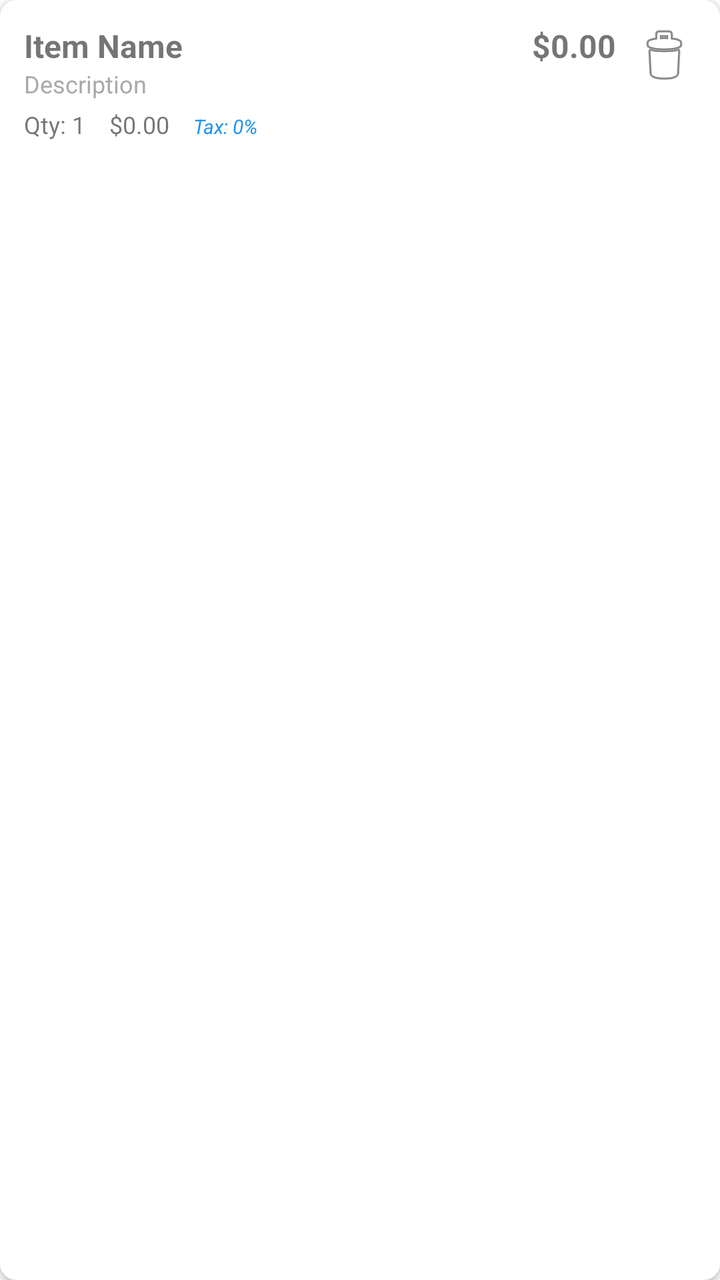
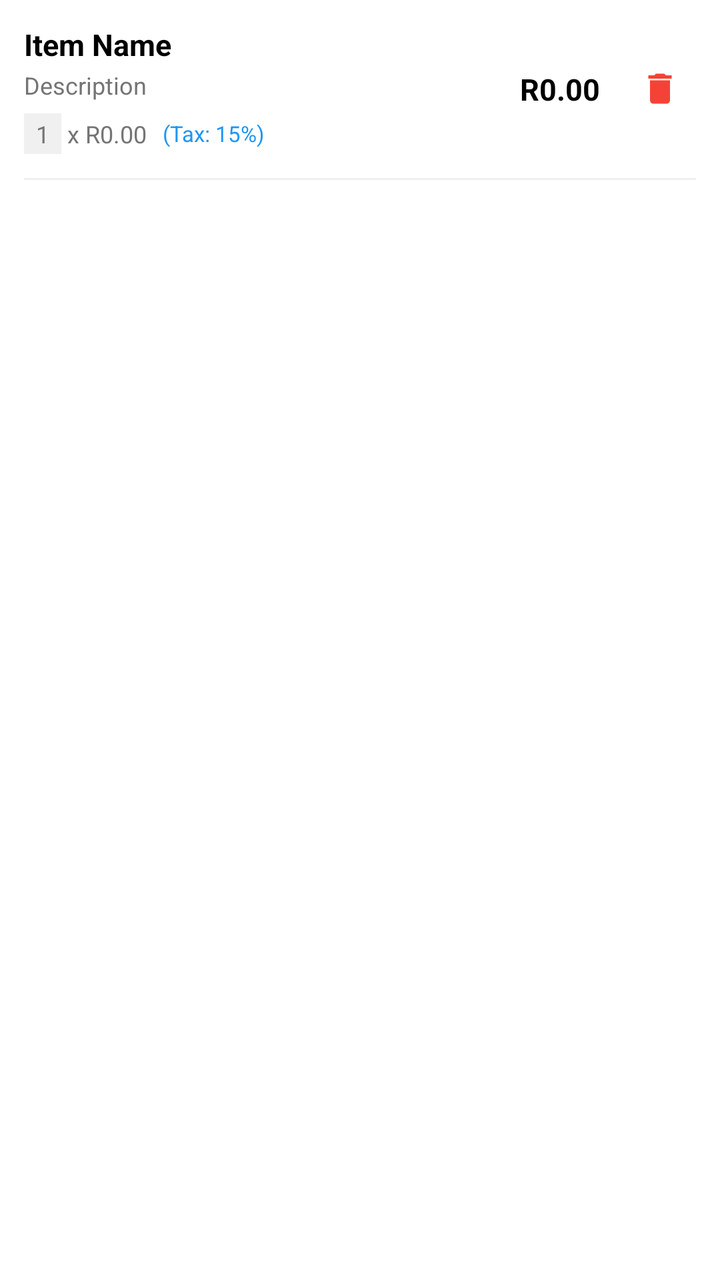

The first picture is an Android layout as it rendered before a commit; the second is the same layout after the commit. The layout source and the unified diff follow.
<!-- AndroidManifest.xml: application theme Theme.InvoiceApp -->
<!-- res/layout/item_invoice_item.xml -->
<?xml version="1.0" encoding="utf-8"?>
<androidx.cardview.widget.CardView xmlns:android="http://schemas.android.com/apk/res/android"
    xmlns:app="http://schemas.android.com/apk/res-auto"
    android:layout_width="match_parent"
    android:layout_height="wrap_content"
    android:layout_marginBottom="8dp"
    app:cardCornerRadius="8dp"
    app:cardElevation="2dp">

    <LinearLayout
        android:layout_width="match_parent"
        android:layout_height="wrap_content"
        android:orientation="vertical"
        android:padding="12dp">

        <LinearLayout
            android:layout_width="match_parent"
            android:layout_height="wrap_content"
            android:orientation="horizontal">

            <LinearLayout
                android:layout_width="0dp"
                android:layout_height="wrap_content"
                android:layout_weight="1"
                android:orientation="vertical">

                <TextView
                    android:id="@+id/tvItemName"
                    android:layout_width="wrap_content"
                    android:layout_height="wrap_content"
                    android:text="Item Name"
                    android:textSize="16sp"
                    android:textStyle="bold" />

                <TextView
                    android:id="@+id/tvDescription"
                    android:layout_width="wrap_content"
                    android:layout_height="wrap_content"
                    android:text="Description"
                    android:textSize="12sp"
                    android:textColor="@android:color/darker_gray" />

                <LinearLayout
                    android:layout_width="wrap_content"
                    android:layout_height="wrap_content"
                    android:layout_marginTop="4dp"
                    android:orientation="horizontal">

                    <TextView
                        android:id="@+id/tvQuantity"
                        android:layout_width="wrap_content"
                        android:layout_height="wrap_content"
                        android:text="Qty: 1"
                        android:textSize="12sp"
                        android:layout_marginEnd="12dp" />

                    <TextView
                        android:id="@+id/tvUnitPrice"
                        android:layout_width="wrap_content"
                        android:layout_height="wrap_content"
                        android:text="$0.00"
                        android:textSize="12sp"
                        android:layout_marginEnd="12dp" />

                    <TextView
                        android:id="@+id/tvTaxRate"
                        android:layout_width="wrap_content"
                        android:layout_height="wrap_content"
                        android:text="Tax: 0%"
                        android:textSize="10sp"
                        android:textColor="@color/primary"
                        android:textStyle="italic" />

                </LinearLayout>

            </LinearLayout>

            <TextView
                android:id="@+id/tvTotal"
                android:layout_width="wrap_content"
                android:layout_height="wrap_content"
                android:text="$0.00"
                android:textSize="16sp"
                android:textStyle="bold"
                android:layout_marginEnd="8dp" />

            <ImageButton
                android:id="@+id/btnDelete"
                android:layout_width="32dp"
                android:layout_height="32dp"
                android:src="@android:drawable/ic_menu_delete"
                android:background="?attr/selectableItemBackgroundBorderless"
                android:contentDescription="Delete Item" />

        </LinearLayout>

    </LinearLayout>

</androidx.cardview.widget.CardView>
<!-- resources referenced by this layout -->
<resources>
  <color name="primary">#2196F3</color>
  <style name="Theme.InvoiceApp" parent="Theme.MaterialComponents.DayNight.NoActionBar">
          <item name="colorPrimary">@color/primary</item>
          <item name="colorPrimaryVariant">@color/primary_dark</item>
          <item name="colorOnPrimary">@color/white</item>
          <item name="colorSecondary">@color/accent</item>
          <item name="colorSecondaryVariant">@color/accent</item>
          <item name="colorOnSecondary">@color/black</item>
          <item name="android:statusBarColor">?attr/colorPrimaryVariant</item>
          <item name="bottomNavigationStyle">@style/Widget.App.BottomNavigationView</item>
      </style>
  <color name="primary_dark">#1976D2</color>
  <color name="white">#FFFFFFFF</color>
  <color name="accent">#FF9800</color>
  <color name="black">#FF000000</color>
  <style name="Widget.App.BottomNavigationView" parent="Widget.MaterialComponents.BottomNavigationView.Colored">
          <item name="backgroundTint">@color/white</item>
          <item name="itemIconTint">@color/bottom_nav_colors</item>
          <item name="itemTextColor">@color/bottom_nav_colors</item>
          <item name="itemRippleColor">@color/primary</item>
      </style>
</resources>

<!-- the commit's change to res/layout/item_invoice_item.xml (unified diff, before → after) -->
@@ -1,99 +1,112 @@
 <?xml version="1.0" encoding="utf-8"?>
-<androidx.cardview.widget.CardView xmlns:android="http://schemas.android.com/apk/res/android"
-    xmlns:app="http://schemas.android.com/apk/res-auto"
+<LinearLayout xmlns:android="http://schemas.android.com/apk/res/android"
     android:layout_width="match_parent"
     android:layout_height="wrap_content"
-    android:layout_marginBottom="8dp"
-    app:cardCornerRadius="8dp"
-    app:cardElevation="2dp">
+    android:orientation="vertical">
 
     <LinearLayout
         android:layout_width="match_parent"
         android:layout_height="wrap_content"
-        android:orientation="vertical"
-        android:padding="12dp">
+        android:orientation="horizontal"
+        android:padding="12dp"
+        android:gravity="center_vertical">
 
         <LinearLayout
-            android:layout_width="match_parent"
+            android:layout_width="0dp"
             android:layout_height="wrap_content"
-            android:orientation="horizontal">
+            android:layout_weight="1"
+            android:orientation="vertical">
+
+            <TextView
+                android:id="@+id/tvItemName"
+                android:layout_width="wrap_content"
+                android:layout_height="wrap_content"
+                android:text="Item Name"
+                android:textSize="15sp"
+                android:textStyle="bold"
+                android:textColor="?attr/colorOnSurface" />
+
+            <TextView
+                android:id="@+id/tvDescription"
+                android:layout_width="wrap_content"
+                android:layout_height="wrap_content"
+                android:text="Description"
+                android:textSize="12sp"
+                android:textColor="@color/gray_600"
+                android:layout_marginTop="2dp" />
 
             <LinearLayout
-                android:layout_width="0dp"
+                android:layout_width="wrap_content"
                 android:layout_height="wrap_content"
-                android:layout_weight="1"
-                android:orientation="vertical">
+                android:layout_marginTop="6dp"
+                android:orientation="horizontal"
+                android:gravity="center_vertical">
 
                 <TextView
-                    android:id="@+id/tvItemName"
+                    android:id="@+id/tvQuantity"
                     android:layout_width="wrap_content"
                     android:layout_height="wrap_content"
-                    android:text="Item Name"
-                    android:textSize="16sp"
-                    android:textStyle="bold" />
+                    android:text="1"
+                    android:textSize="12sp"
+                    android:textColor="@color/gray_600"
+                    android:background="#F0F0F0"
+                    android:paddingHorizontal="6dp"
+                    android:paddingVertical="2dp" />
 
                 <TextView
-                    android:id="@+id/tvDescription"
                     android:layout_width="wrap_content"
                     android:layout_height="wrap_content"
-                    android:text="Description"
+                    android:text=" x "
                     android:textSize="12sp"
-                    android:textColor="@android:color/darker_gray" />
+                    android:textColor="@color/gray_600" />
 
-                <LinearLayout
+                <TextView
+                    android:id="@+id/tvUnitPrice"
                     android:layout_width="wrap_content"
                     android:layout_height="wrap_content"
-                    android:layout_marginTop="4dp"
-                    android:orientation="horizontal">
+                    android:text="R0.00"
+                    android:textSize="12sp"
+                    android:textColor="@color/gray_600" />
 
-                    <TextView
-                        android:id="@+id/tvQuantity"
-                        android:layout_width="wrap_content"
-                        android:layout_height="wrap_content"
-                        android:text="Qty: 1"
-                        android:textSize="12sp"
-                        android:layout_marginEnd="12dp" />
-
-                    <TextView
-                        android:id="@+id/tvUnitPrice"
-                        android:layout_width="wrap_content"
-                        android:layout_height="wrap_content"
-                        android:text="$0.00"
-                        android:textSize="12sp"
-                        android:layout_marginEnd="12dp" />
-
-                    <TextView
-                        android:id="@+id/tvTaxRate"
-                        android:layout_width="wrap_content"
-                        android:layout_height="wrap_content"
-                        android:text="Tax: 0%"
-                        android:textSize="10sp"
-                        android:textColor="@color/primary"
-                        android:textStyle="italic" />
-
-                </LinearLayout>
+                <TextView
+                    android:id="@+id/tvTaxRate"
+                    android:layout_width="wrap_content"
+                    android:layout_height="wrap_content"
+                    android:text="(Tax: 15%)"
+                    android:textSize="11sp"
+                    android:textColor="@color/primary"
+                    android:layout_marginStart="8dp" />
 
             </LinearLayout>
 
-            <TextView
-                android:id="@+id/tvTotal"
-                android:layout_width="wrap_content"
-                android:layout_height="wrap_content"
-                android:text="$0.00"
-                android:textSize="16sp"
-                android:textStyle="bold"
-                android:layout_marginEnd="8dp" />
+        </LinearLayout>
 
-            <ImageButton
-                android:id="@+id/btnDelete"
-                android:layout_width="32dp"
-                android:layout_height="32dp"
-                android:src="@android:drawable/ic_menu_delete"
-                android:background="?attr/selectableItemBackgroundBorderless"
-                android:contentDescription="Delete Item" />
+        <TextView
+            android:id="@+id/tvTotal"
+            android:layout_width="wrap_content"
+            android:layout_height="wrap_content"
+            android:text="R0.00"
+            android:textSize="15sp"
+            android:textStyle="bold"
+            android:textColor="?attr/colorOnSurface"
+            android:layout_marginEnd="12dp" />
 
-        </LinearLayout>
+        <ImageButton
+            android:id="@+id/btnDelete"
+            android:layout_width="36dp"
+            android:layout_height="36dp"
+            android:src="@drawable/ic_delete_red"
+            android:background="?attr/selectableItemBackgroundBorderless"
+            android:contentDescription="Delete Item"
+            android:padding="8dp"
+            android:scaleType="centerInside" />
 
     </LinearLayout>
 
-</androidx.cardview.widget.CardView>
+    <View
+        android:layout_width="match_parent"
+        android:layout_height="1dp"
+        android:background="#F0F0F0"
+        android:layout_marginHorizontal="12dp" />
+
+</LinearLayout>
<!-- resource entries referenced after the edit -->
@@ -1,6 +1,17 @@
 <!-- resources referenced by this layout -->
 <resources>
+  <color name="gray_600">#757575</color>
   <color name="primary">#2196F3</color>
+  <!-- drawable ic_delete_red (drawable) -->
+  <vector xmlns:android="http://schemas.android.com/apk/res/android"
+      android:width="24dp"
+      android:height="24dp"
+      android:viewportWidth="24"
+      android:viewportHeight="24">
+      <path
+          android:fillColor="#F44336"
+          android:pathData="M6,19c0,1.1 0.9,2 2,2h8c1.1,0 2,-0.9 2,-2V7H6v12zM19,4h-3.5l-1,-1h-5l-1,1H5v2h14V4z"/>
+  </vector>
   <style name="Theme.InvoiceApp" parent="Theme.MaterialComponents.DayNight.NoActionBar">
           <item name="colorPrimary">@color/primary</item>
           <item name="colorPrimaryVariant">@color/primary_dark</item>
